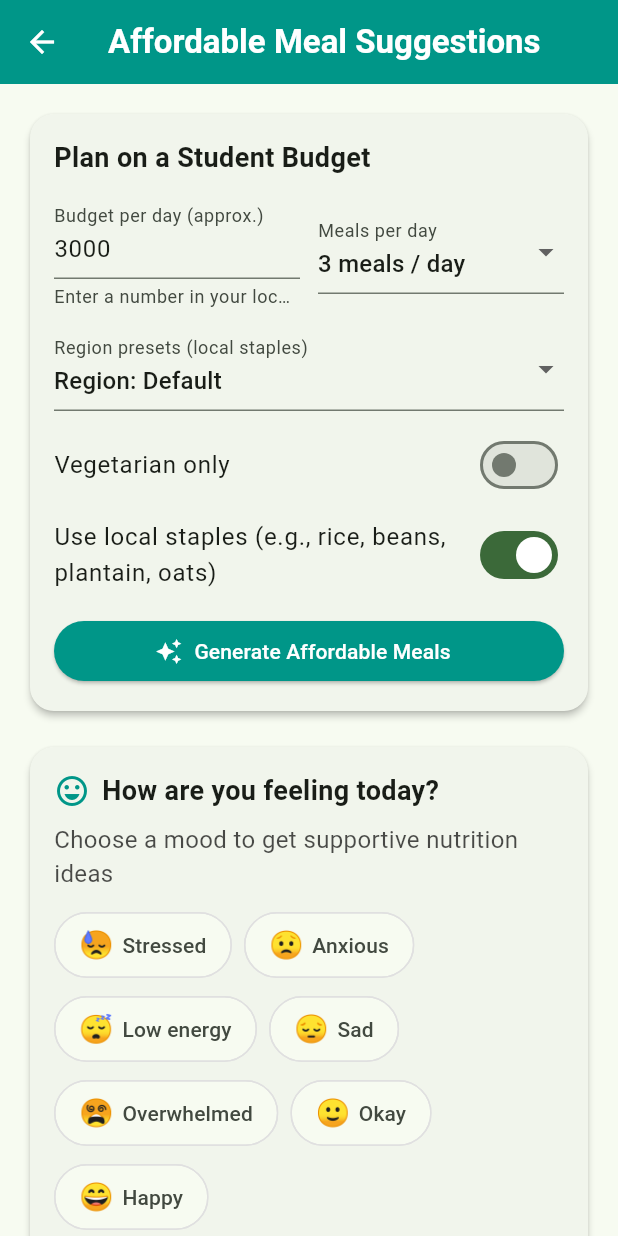
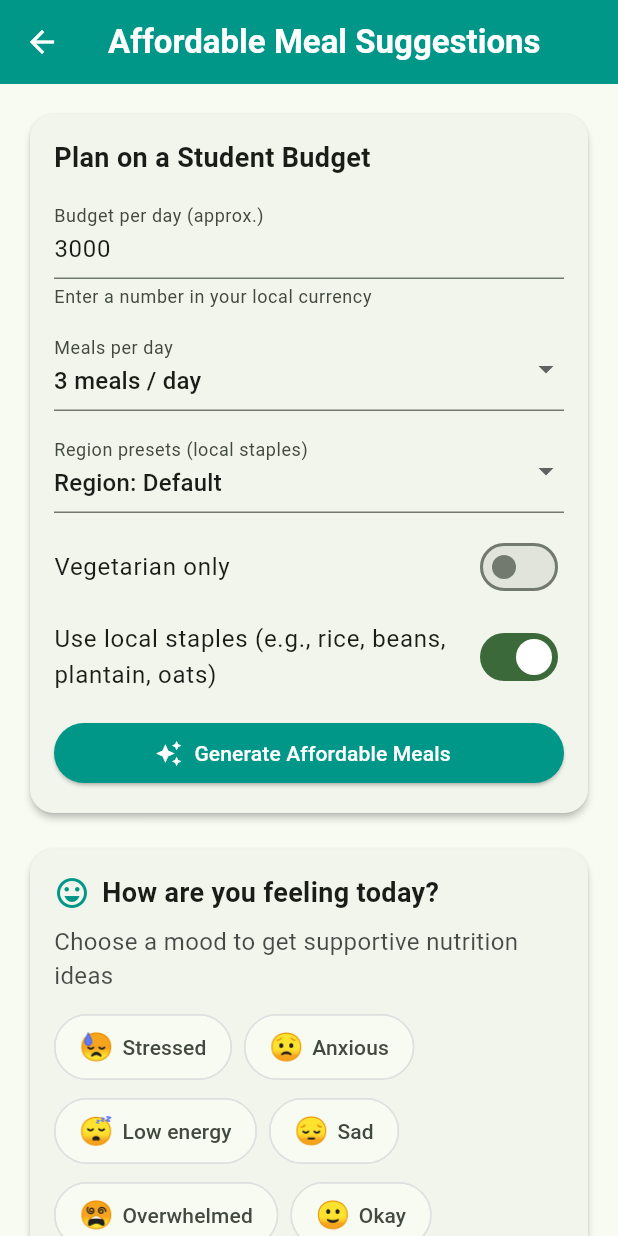
Before and after one commit to Ramslon/My-CommonTable-AI-Mobile-App, a Flutter app: the StudentFeaturesScreen screen opened by its route, on a phone screen of 412 x 824 dp. Run offline on Flutter 3.47's test engine with Material 3 defaults, Android fonts, the phone set to English and light mode, and no system bars; our stand-ins replace cloud_firestore, connectivity_plus, firebase_auth, firebase_core, firebase_database, firebase_messaging and 18 more; accounts and stored records are empty; network calls fail.

Commit message:
fix(security): correct Firestore rules with owner-scoped access and add studentMealSelections; include userId on writes; fix student screen overflow on small widths

```diff
--- a/lib/presentation/screens/student_features_screen.dart
+++ b/lib/presentation/screens/student_features_screen.dart
@@ -382,8 +382,10 @@ class _StudentFeaturesScreenState extends State<StudentFeaturesScreen> {
 					children: [
 						const Text('Plan on a Student Budget', style: TextStyle(fontSize: 18, fontWeight: FontWeight.w600)),
 						const SizedBox(height: 12),
-						Row(
-							children: [
+												LayoutBuilder(
+													builder: (context, constraints) {
+														final isNarrow = constraints.maxWidth < 360;
+														final fields = [
 															Expanded(
 																child: TextFormField(
 										controller: _budgetCtrl,
@@ -407,12 +409,21 @@ class _StudentFeaturesScreenState extends State<StudentFeaturesScreen> {
 										decoration: const InputDecoration(labelText: 'Meals per day'),
 																		),
 																	),
-							],
+																];
+														if (isNarrow) {
+															return Column(
+																crossAxisAlignment: CrossAxisAlignment.start,
+																children: [fields[0], const SizedBox(height: 12), fields[2]],
+															);
+														}
+														return Row(children: fields);
+													},
 												),
 						const SizedBox(height: 12),
-						Row(
-							children: [
-								Expanded(
+												LayoutBuilder(
+													builder: (context, constraints) {
+														final isNarrow = constraints.maxWidth < 360;
+														final field = Expanded(
 															child: DropdownButtonFormField<String>(
 										initialValue: _region,
 										items: const [
@@ -434,8 +445,12 @@ class _StudentFeaturesScreenState extends State<StudentFeaturesScreen> {
 										},
 										decoration: const InputDecoration(labelText: 'Region presets (local staples)'),
 																			),
-								),
-							],
+														);
+														if (isNarrow) {
+															return field;
+														}
+														return Row(children: [field]);
+													},
 												),
 						const SizedBox(height: 8),
 						SwitchListTile(
@@ -564,6 +579,7 @@ class _StudentFeaturesScreenState extends State<StudentFeaturesScreen> {
 				await Firebase.initializeApp();
 			}
 				final firestore = FirebaseFirestore.instance;
+				final uid = FirebaseAuth.instance.currentUser?.uid;
 
 			final allPools = <MealSuggestion>[..._generated, ..._mentalHealth];
 			final selectedMeals = allPools.where((m) => _selected.contains(m.name));
@@ -587,6 +603,7 @@ class _StudentFeaturesScreenState extends State<StudentFeaturesScreen> {
 				'ingredients': aggCosts.entries
 						.map((e) => {'name': e.key, 'cost': e.value})
 						.toList(),
+						if (uid != null) 'userId': uid,
 			};
 
 			await firestore.collection('studentMealSelections').add(doc);
```
Also changed, not shown: 1 other file. Lines whose indentation alone changed are shown as unchanged.
